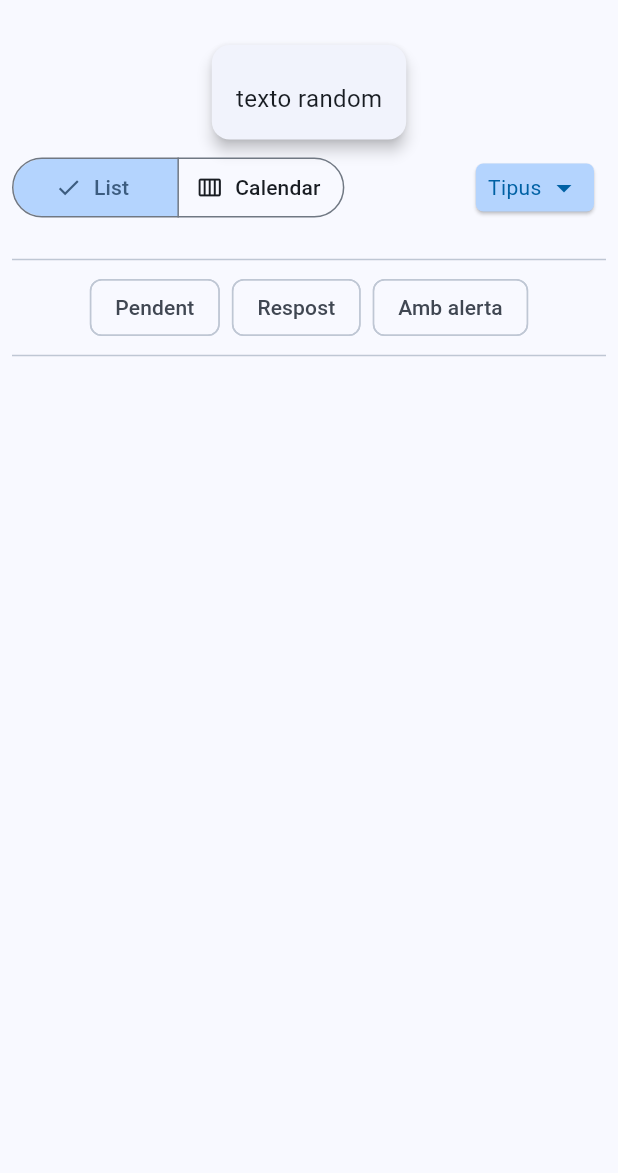
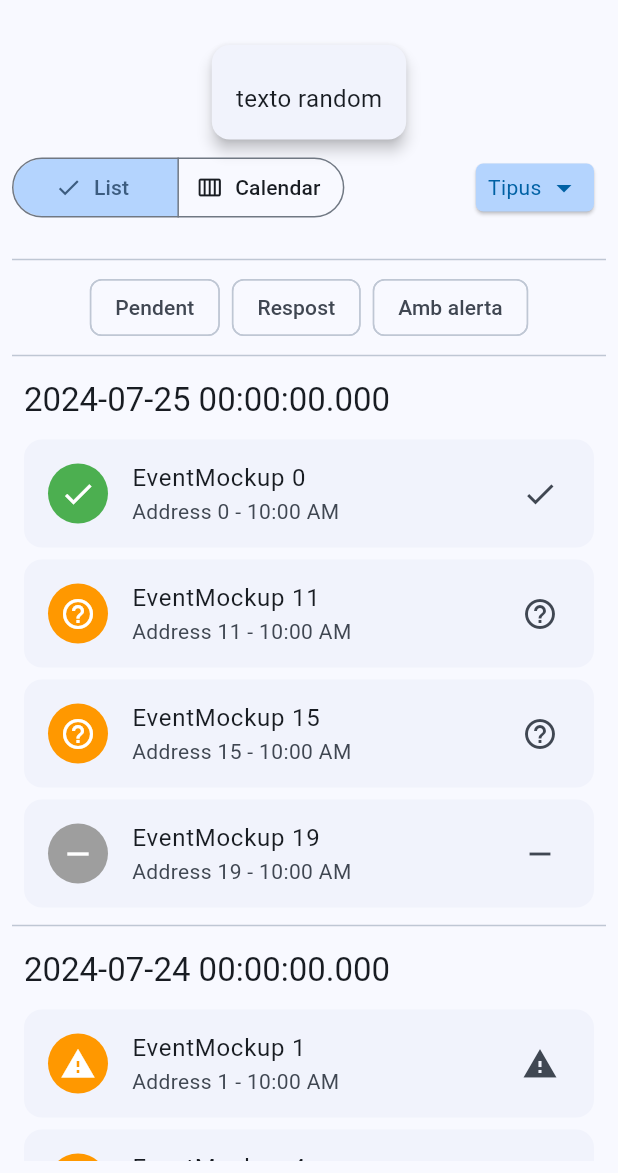
Before and after one commit to AssociacioFemPinya/mobile, a Flutter app: the screen it shows after launch, on a phone screen of 412 x 824 dp, the part 63-1236 px from its top. Run offline on Flutter 3.47's test engine with Material 3 defaults, Android fonts, the phone set to English and light mode, and no system bars; our stand-ins replace dartz, equatable, flutter_bloc, get_it, table_calendar; generated files the repository leaves out were written again.

Commit message:
fetch events from fake api

```diff
--- a/lib/features/events/data/sources/events_service_mockup.dart
+++ b/lib/features/events/data/sources/events_service_mockup.dart
@@ -11,7 +11,7 @@ class EventsServiceMockupImpl implements EventsService {
   late List<EventEntity> eventList;
 
   EventsServiceMockupImpl() {
-    final titles = ['EventMockup 1', 'EventMockup 2', 'EventMockup 3'];
+    final titles = ['EventMockup', 'EventMockup 2', 'EventMockup 3'];
     final addresses = ['Dirección 1', 'Dirección 2', 'Dirección 3'];
 
     final random = Random();
@@ -28,13 +28,13 @@ class EventsServiceMockupImpl implements EventsService {
     }
 
     List<EventEntity> generateEvents() {
-      return List<EventEntity>.generate(3, (index) {
+      return List<EventEntity>.generate(20, (index) {
         return EventEntity(
           id: index,
           status: EventStatusEnum
             .values[random.nextInt(EventStatusEnum.values.length)],
-          title: titles[index],
-          address: addresses[index],
+          title: "EventMockup $index",
+          address: "Address $index",
           type: EventTypeEnum.values[random.nextInt(EventTypeEnum.values.length)],
           startDate: getRandomDateTime(),
           endDate: DateTime.parse('2024-07-01 02:00:00.000Z'),
--- a/lib/features/events/presentation/bloc/events_repository/events_repository_bloc.dart
+++ b/lib/features/events/presentation/bloc/events_repository/events_repository_bloc.dart
@@ -5,25 +5,34 @@ import 'package:flutter_bloc/flutter_bloc.dart';
 
 part 'events_repository_events.dart';
 part 'events_repository_state.dart';
+
 class EventsRepositoryBloc
     extends Bloc<EventsRepositoryEvent, EventsRepositoryState> {
   EventsRepositoryBloc()
       : super(EventsRepositoryState(
           events: {},
-        ));
+        )) {
+    on<EventsListLoaded>((events, emit) {
+      final DateEvents dateEvents = {};
+      for (var event in events.value) {
+        final eventDay = DateTime(
+            event.startDate.year, event.startDate.month, event.startDate.day);
+        if (!dateEvents.containsKey(eventDay)) {
+          dateEvents[eventDay] = [];
+        }
+        dateEvents[eventDay]!.add(event);
+      }
+      emit(EventsListLoadSuccess(dateEvents));
+    });
 
-  Future<void> getEventsList() async {
-    var events = await sl<GetEventsList>().call();
+    on<LoadEventsList>((events, emit) async {
+      var result = await sl<GetEventsList>().call();
 
-    events.fold(
-      (l) {
-        // TODO: handle error
-      },
-      (data) {
-        emit(
-          EventsListLoaded(listEvents: data)
-        );
-      }
-    );
+      result.fold((failure) {
+        emit(EventsListLoadFailure('Failed to load events'));
+      }, (data) {
+        add(EventsListLoaded(data));
+      });
+    });
   }
 }
--- a/lib/features/events/presentation/bloc/events_repository/events_repository_events.dart
+++ b/lib/features/events/presentation/bloc/events_repository/events_repository_events.dart
@@ -6,3 +6,5 @@ class EventsListLoaded extends EventsRepositoryEvent {
   final List<EventEntity> value;
   EventsListLoaded(this.value);
 }
+
+class LoadEventsList extends EventsRepositoryEvent {}
--- a/lib/features/events/presentation/bloc/events_repository/events_repository_state.dart
+++ b/lib/features/events/presentation/bloc/events_repository/events_repository_state.dart
@@ -1,10 +1,8 @@
 part of 'events_repository_bloc.dart';
-
 
 typedef DateEvents = Map<DateTime, List<EventEntity>>;
 
 class EventsRepositoryState {
-
   final DateEvents events;
 
   EventsRepositoryState({required this.events});
@@ -16,15 +14,15 @@ class EventsRepositoryState {
       events: events ?? this.events,
     );
   }
+}
 
-  // // TODO: Find a better way to do this. maybe different representation of the same data? Events by date should be direct access through map
-  // List<String> getEventsNameByDate(DateTime date) {
-  //   events.forEach((date, events) {
-  // if (DateUtils.isSameDay(DateTime.parse(date), date)) {
-  //       return [for (var event in events[date]) event.name];
-  //     }
-  //   });
+class EventsListLoadSuccess extends EventsRepositoryState {
+  EventsListLoadSuccess(Map<DateTime, List<EventEntity>> events)
+      : super(events: events);
+}
 
-  //   return [];
-  // }
+class EventsListLoadFailure extends EventsRepositoryState {
+  final String error;
+
+  EventsListLoadFailure(this.error) : super(events: {});
 }
--- a/lib/features/events/presentation/pages/events_page.dart
+++ b/lib/features/events/presentation/pages/events_page.dart
@@ -7,6 +7,7 @@ import 'package:fempinya3_flutter_app/features/events/presentation/widgets/event
 import 'package:fempinya3_flutter_app/features/events/presentation/widgets/events_list.dart';
 import 'package:fempinya3_flutter_app/features/events/presentation/widgets/events_status_filters.dart';
 import 'package:fempinya3_flutter_app/features/events/presentation/widgets/events_view_mode.dart';
+import 'package:fempinya3_flutter_app/features/events/service_locator.dart';
 import 'package:fempinya3_flutter_app/features/menu/presentation/widgets/menu_widget.dart';
 import 'package:fempinya3_flutter_app/features/events/presentation/bloc/events_filters/events_filters_bloc.dart';
 
@@ -28,7 +29,7 @@ class EventsPage extends StatelessWidget {
           create: (context) => EventsViewModeBloc(),
         ),
         BlocProvider<EventsRepositoryBloc>(
-          create: (context) => EventsRepositoryBloc(),
+          create: (context) => EventsRepositoryBloc()..add(LoadEventsList()),
         ),
         BlocProvider<EventsCalendarBloc>(
           create: (context) => EventsCalendarBloc(),
--- a/lib/main.dart
+++ b/lib/main.dart
@@ -1,6 +1,7 @@
 // ignore_for_file: prefer_const_literals_to_create_immutables
 
 import 'package:fempinya3_flutter_app/core/global_theme.dart';
+import 'package:fempinya3_flutter_app/features/events/service_locator.dart';
 import 'package:flutter/material.dart';
 import 'package:fempinya3_flutter_app/core/navigation/route_names.dart';
 import 'package:fempinya3_flutter_app/features/home/presentation/routes.dart'
@@ -14,6 +15,7 @@ import 'package:provider/provider.dart';
 import 'package:fempinya3_flutter_app/features/menu/domain/entities/locale.dart';
 
 void main() {
+  setupEventsServiceLocator();
   runApp(const MyApp());
 }
 
```
Also changed, not shown: lib/features/events/service_locator.dart (+6 -1 lines), lib/features/events/presentation/pages/event_page.dart (added).
